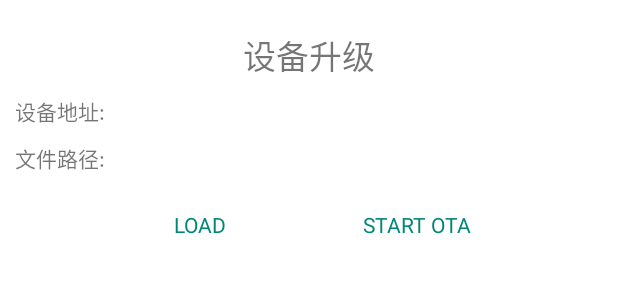
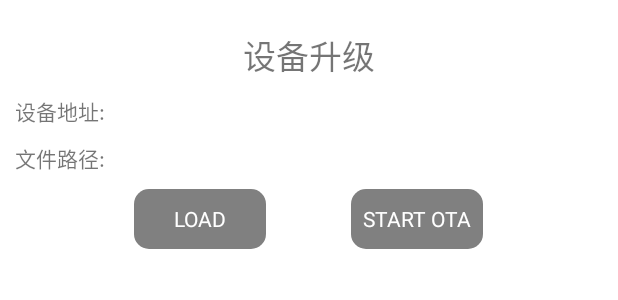
Before and after one commit to QQ652276536/BLEControl, an Android app: the layout dialogfragment_ota.xml on its own in the app's theme, with its tools: preview values and no code run, on a phone screen of 412 x 824 dp. Shown: the top 300 px of the screen. Run offline under Robolectric (Android 15) with nearby library versions, the light colour scheme and no system bars.

Commit message:
补提交

```diff
--- a/app/src/main/java/com/zistone/blecontrol/fragment/BluetoothFragment_DB.java
+++ b/app/src/main/java/com/zistone/blecontrol/fragment/BluetoothFragment_DB.java
@@ -221,7 +221,9 @@ public class BluetoothFragment_DB extends Fragment implements View.OnClickListen
                         Log.d(TAG, ">>>连接已断开!");
                         _bluetoothGatt.close();
                         ProgressDialogUtil.Dismiss();
-                        ShowWarning(1);
+                        Message message = new Message();
+                        message.what = MESSAGE_ERROR_1;
+                        handler.sendMessage(message);
                     }
                 }
 
--- /dev/null
+++ b/app/src/main/res/drawable/btn_enable.xml
@@ -0,0 +1,8 @@
+<?xml version="1.0" encoding="utf-8"?>
+<selector xmlns:android="http://schemas.android.com/apk/res/android">
+    <!--控件触发时-->
+    <item android:drawable="@drawable/btn_shape_c" android:state_pressed="true"></item>
+    <!--控件可用状态-->
+    <item android:drawable="@drawable/btn_shape_a" android:state_enabled="true"></item>
+    <item android:drawable="@drawable/btn_shape_b" android:state_enabled="false"></item>
+</selector>
--- a/app/src/main/res/drawable/btn_enable_b.xml
+++ /dev/null
@@ -1,8 +0,0 @@
-<?xml version="1.0" encoding="utf-8"?>
-<selector xmlns:android="http://schemas.android.com/apk/res/android">
-    <!--控件触发时-->
-    <item android:color="@color/material_green" android:state_pressed="true"></item>
-    <!--控件可用状态-->
-    <item android:color="@color/colorPrimary" android:state_enabled="true"></item>
-    <item android:color="@color/gray" android:state_enabled="false"></item>
-</selector>
--- /dev/null
+++ b/app/src/main/res/drawable/btn_shape_c.xml
@@ -0,0 +1,7 @@
+<?xml version="1.0" encoding="utf-8"?>
+<shape xmlns:android="http://schemas.android.com/apk/res/android">
+    <!-- 矩形的填充色 -->
+    <solid android:color="@color/material_green" />
+    <!-- 矩形的圆角弧度 -->
+    <corners android:radius="10dip" />
+</shape>
--- a/app/src/main/res/layout/dialogfragment_ota.xml
+++ b/app/src/main/res/layout/dialogfragment_ota.xml
@@ -64,9 +64,10 @@
 
             <Button
                 android:id="@+id/btn1_ota"
-                style="@style/ButtonStyleB"
+                style="@style/ButtonStyleA"
                 android:layout_width="wrap_content"
-                android:layout_height="wrap_content"
+                android:layout_height="40dp"
+                android:enabled="false"
                 android:text="LOAD" />
 
             <TextView
@@ -77,9 +78,10 @@
 
             <Button
                 android:id="@+id/btn2_ota"
-                style="@style/ButtonStyleB"
+                style="@style/ButtonStyleA"
                 android:layout_width="wrap_content"
-                android:layout_height="wrap_content"
+                android:layout_height="40dp"
+                android:enabled="false"
                 android:text="START OTA" />
         </LinearLayout>
 
--- a/app/src/main/res/layout/fragment_bluetooth_db.xml
+++ b/app/src/main/res/layout/fragment_bluetooth_db.xml
@@ -165,9 +165,8 @@
             <Button
                 android:id="@+id/btn1_db"
                 style="@style/ButtonStyleA"
-                android:background="@drawable/btn_shape_a"
                 android:layout_width="wrap_content"
-                android:layout_height="wrap_content"
+                android:layout_height="40dp"
                 android:enabled="false"
                 android:text="UPDATE" />
 
@@ -181,7 +180,7 @@
                 android:id="@+id/btn2_db"
                 style="@style/ButtonStyleA"
                 android:layout_width="wrap_content"
-                android:layout_height="wrap_content"
+                android:layout_height="40dp"
                 android:text="CANCEL" />
         </LinearLayout>
 
--- a/app/src/main/res/layout/fragment_bluetooth_powercontrol.xml
+++ b/app/src/main/res/layout/fragment_bluetooth_powercontrol.xml
@@ -56,7 +56,6 @@
                 android:layout_marginTop="10dp"
                 android:layout_marginRight="10dp"
                 android:layout_marginBottom="10dp"
-                android:background="@drawable/btn_shape"
                 android:gravity="center"
                 android:orientation="vertical">
 
@@ -194,7 +193,6 @@
                 android:layout_marginTop="10dp"
                 android:layout_marginRight="10dp"
                 android:layout_marginBottom="10dp"
-                android:background="@drawable/btn_shape"
                 android:gravity="center"
                 android:orientation="vertical">
 
@@ -251,7 +249,6 @@
                 android:layout_marginTop="10dp"
                 android:layout_marginRight="10dp"
                 android:layout_marginBottom="10dp"
-                android:background="@drawable/btn_shape"
                 android:gravity="center"
                 android:orientation="vertical">
 
--- a/app/src/main/res/values/styles.xml
+++ b/app/src/main/res/values/styles.xml
@@ -26,13 +26,8 @@
     </style>
 
     <style name="ButtonStyleA" parent="@android:style/Widget.Button">
-        <item name="android:background">@drawable/btn_enable_a</item>
+        <item name="android:background">@drawable/btn_enable</item>
         <item name="android:textColor">@color/white</item>
-    </style>
-
-    <style name="ButtonStyleB" parent="@android:style/Widget.Button">
-        <item name="android:background">@color/transparent</item>
-        <item name="android:textColor">@drawable/btn_enable_b</item>
     </style>
 
     <!--自定义耗时对话框-->
```
Also changed, not shown: app/src/main/java/com/zistone/blecontrol/fragment/BluetoothFragment_CommandTest.java (+0 -12 lines), app/src/main/res/drawable/btn_enable_a.xml (deleted, +0 -8 lines), app/src/main/res/layout/dialogfragment_devicefilter.xml (deleted, +0 -121 lines), app/src/main/res/layout/dialogfragment_paramsetting.xml (+4 -4 lines), app/src/main/res/layout/dialogfragment_writevalue.xml (+9 -9 lines), app/src/main/res/layout/fragment_bluetooth_cmd.xml (+12 -24 lines), app/src/main/res/layout/fragment_bluetooth_ota.xml (+4 -4 lines), app/src/main/res/drawable/add.png (added), app/src/main/res/drawable/close2.png (added).
